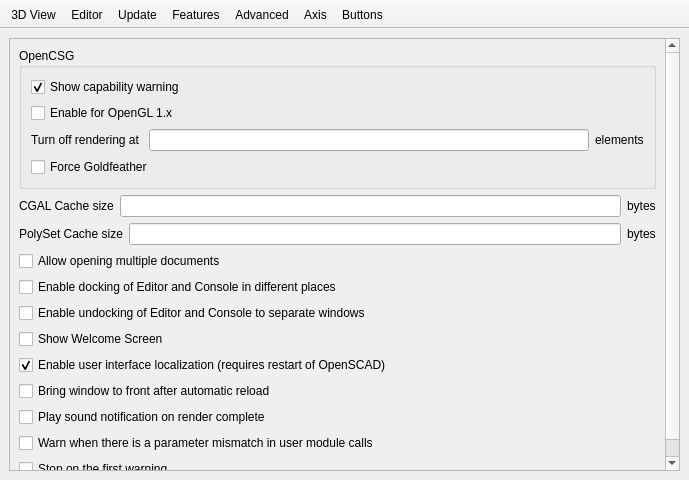
Above: src/Preferences.ui from openscad/openscad before the change. Below: the same form after it.
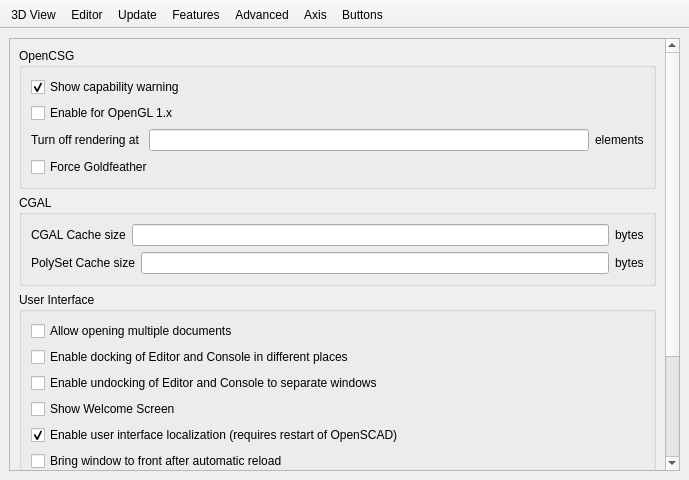
That is the form after the change. The open tabs and pages were chosen to show the change. Icons and pictures are not drawn. Custom widgets are drawn as their Qt base class.

Commit message: split up the advanced preferences into groups

Patch:
```diff
--- a/src/Preferences.ui
+++ b/src/Preferences.ui
@@ -1352,7 +1352,13 @@
              </widget>
             </item>
             <item>
-             <layout class="QHBoxLayout" name="horizontalLayout_2">
+             <widget class="QGroupBox" name="groupBox_CGAL">
+              <property name="title">
+               <string>CGAL</string>
+              </property>
+              <layout class="QVBoxLayout" name="verticalLayout_14">
+               <item>
+                <layout class="QHBoxLayout" name="horizontalLayout_cgalCacheSize">
               <item>
                <widget class="QLabel" name="label_4">
                 <property name="text">
@@ -1373,7 +1379,7 @@
              </layout>
             </item>
             <item>
-             <layout class="QHBoxLayout" name="horizontalLayout_3">
+                <layout class="QHBoxLayout" name="horizontalLayout_polysetCacheSize">
               <property name="bottomMargin">
                <number>0</number>
               </property>
@@ -1396,6 +1402,15 @@
               </item>
              </layout>
             </item>
+              </layout>
+             </widget>
+            </item>
+            <item>
+             <widget class="QGroupBox" name="groupBox_UI">
+              <property name="title">
+               <string>User Interface</string>
+              </property>
+              <layout class="QVBoxLayout" name="verticalLayout_13">
             <item>
              <widget class="QCheckBox" name="mdiCheckBox">
               <property name="text">
@@ -1454,6 +1469,15 @@
               </property>
              </widget>
             </item>
+              </layout>
+             </widget>
+            </item>
+            <item>
+             <widget class="QGroupBox" name="groupBox_lang">
+              <property name="title">
+               <string>OpenSCAD Language Features</string>
+              </property>
+              <layout class="QVBoxLayout" name="verticalLayout_15">
             <item>
              <widget class="QCheckBox" name="enableParameterCheckBox">
               <property name="text">
@@ -1472,6 +1496,9 @@
               <property name="checked">
                <bool>false</bool>
               </property>
+                </widget>
+               </item>
+              </layout>
              </widget>
             </item>
             <item>
```
Left out of the diff: 2 changed lines with no effect on the pictures. Lines whose indentation alone changed are shown as unchanged.
